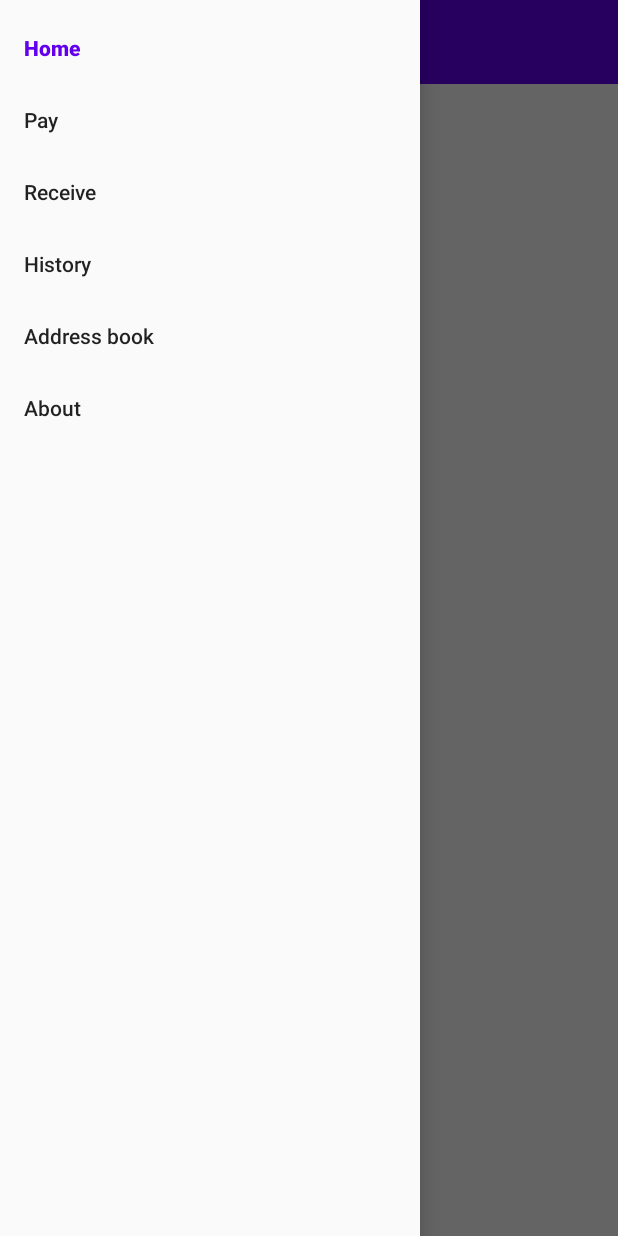
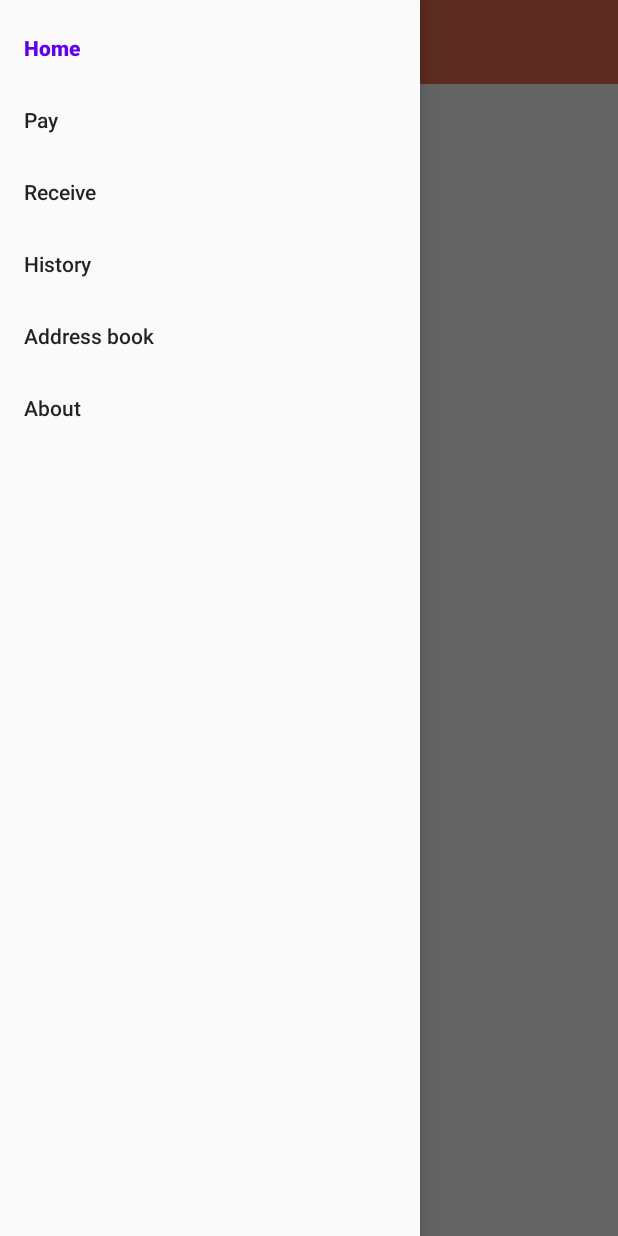
Before and after one commit to jskako/HDWallet-kotlin, an Android app: the screen it shows after launch (MainActivity), with the side drawer open, on a phone screen of 412 x 824 dp. Run offline under Robolectric (Android 15) with nearby library versions, the phone set to English and light mode, and no system bars; our stand-ins replace navigation-ui.

Commit message:
Hidded status bar

```diff
--- a/app/src/main/java/com/gaming/ingrs/hdwallet/MainActivity.kt
+++ b/app/src/main/java/com/gaming/ingrs/hdwallet/MainActivity.kt
@@ -1,6 +1,7 @@
 package com.gaming.ingrs.hdwallet
 
 import android.os.Bundle
+import android.view.View
 import androidx.appcompat.app.AppCompatActivity
 import androidx.navigation.NavController
 import androidx.navigation.Navigation
@@ -22,6 +23,10 @@ class MainActivity : AppCompatActivity() {
         navController = Navigation.findNavController(this, R.id.startingFragment)
         NavigationUI.setupWithNavController(navigation_view, navController)
         NavigationUI.setupActionBarWithNavController(this, navController, drawer_layout)
+
+        //Hide status bar
+        window.decorView.systemUiVisibility = View.SYSTEM_UI_FLAG_FULLSCREEN
+        actionBar?.hide()
     }
 
     override fun onSupportNavigateUp(): Boolean {
--- a/app/src/main/res/layout/activity_main.xml
+++ b/app/src/main/res/layout/activity_main.xml
@@ -17,7 +17,7 @@
             android:id="@+id/toolbar"
             android:layout_width="match_parent"
             android:layout_height="wrap_content"
-            android:background="?attr/colorPrimary"
+            android:background="@color/menu_color"
             android:minHeight="?attr/actionBarSize"
             android:theme="?attr/actionBarTheme" />
 
--- a/app/src/main/res/values/colors.xml
+++ b/app/src/main/res/values/colors.xml
@@ -5,4 +5,5 @@
     <color name="colorAccent">#03DAC5</color>
     <color name="white">#ffffff</color>
     <color name="black">#000</color>
+    <color name="menu_color">#e76f51</color>
 </resources>
```
